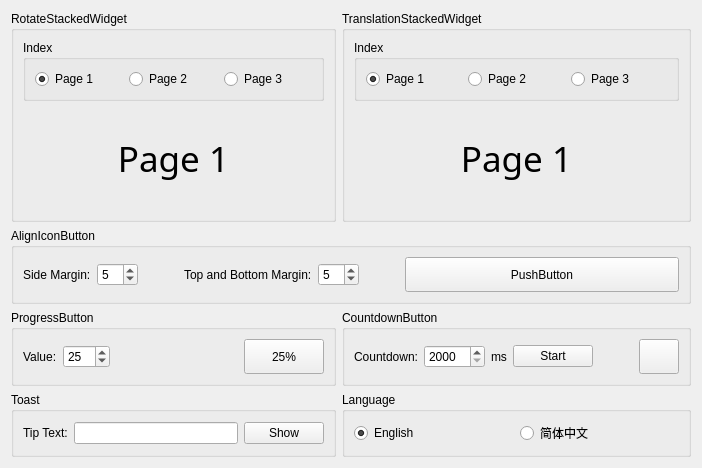
Old version of the form CustomWidgetDemos/src/mainwidget.ui in the repository ho-229/QtDemos.
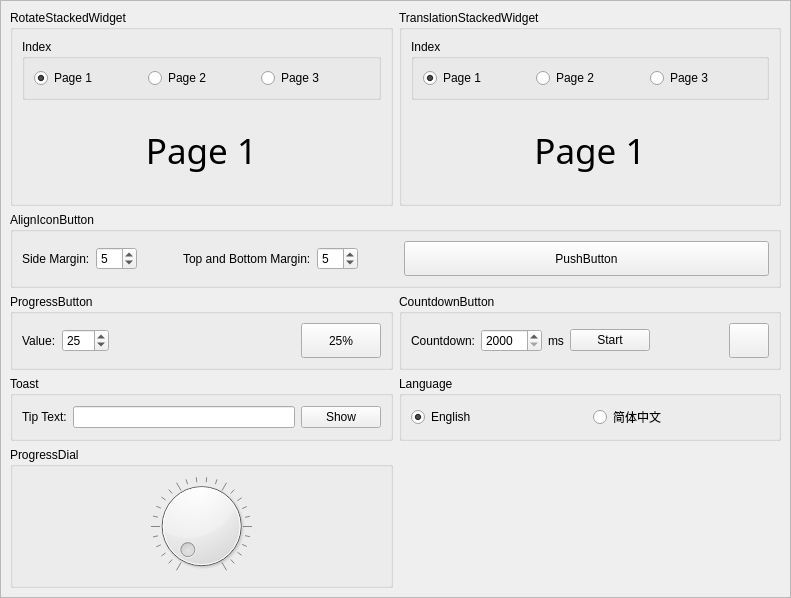
New version of the form. Custom widgets are drawn as their Qt base class.

Diff of the .ui file:
```diff
--- a/CustomWidgetDemos/src/mainwidget.ui
+++ b/CustomWidgetDemos/src/mainwidget.ui
@@ -6,14 +6,156 @@
    <rect>
     <x>0</x>
     <y>0</y>
-    <width>702</width>
-    <height>468</height>
+    <width>791</width>
+    <height>598</height>
    </rect>
   </property>
   <property name="windowTitle">
    <string>Qt Custom Widgets</string>
   </property>
-  <layout class="QGridLayout" name="gridLayout" rowstretch="1,0,0,0" columnstretch="0,0">
+  <layout class="QHBoxLayout" name="horizontalLayout_14">
+   <property name="spacing">
+    <number>0</number>
+   </property>
+   <property name="leftMargin">
+    <number>0</number>
+   </property>
+   <property name="topMargin">
+    <number>0</number>
+   </property>
+   <property name="rightMargin">
+    <number>0</number>
+   </property>
+   <property name="bottomMargin">
+    <number>0</number>
+   </property>
+   <item>
+    <widget class="QScrollArea" name="scrollArea">
+     <property name="minimumSize">
+      <size>
+       <width>35</width>
+       <height>106</height>
+      </size>
+     </property>
+     <property name="widgetResizable">
+      <bool>true</bool>
+     </property>
+     <widget class="QWidget" name="scrollAreaWidgetContents">
+      <property name="geometry">
+       <rect>
+        <x>0</x>
+        <y>0</y>
+        <width>789</width>
+        <height>596</height>
+       </rect>
+      </property>
+      <layout class="QGridLayout" name="gridLayout_2">
+       <item row="0" column="1">
+        <widget class="QGroupBox" name="groupBox_3">
+         <property name="title">
+          <string>TranslationStackedWidget</string>
+         </property>
+         <layout class="QVBoxLayout" name="verticalLayout_2">
+          <item>
+           <widget class="QGroupBox" name="groupBox_4">
+            <property name="title">
+             <string>Index</string>
+            </property>
+            <layout class="QHBoxLayout" name="horizontalLayout_6">
+             <item>
+              <widget class="QRadioButton" name="translation_0">
+               <property name="text">
+                <string>Page 1</string>
+               </property>
+               <property name="checked">
+                <bool>true</bool>
+               </property>
+              </widget>
+             </item>
+             <item>
+              <widget class="QRadioButton" name="translation_1">
+               <property name="text">
+                <string>Page 2</string>
+               </property>
+              </widget>
+             </item>
+             <item>
+              <widget class="QRadioButton" name="translation_3">
+               <property name="text">
+                <string>Page 3</string>
+               </property>
+              </widget>
+             </item>
+            </layout>
+           </widget>
+          </item>
+          <item>
+           <widget class="TranslationStackedWidget" name="translationStackedWidget">
+            <widget class="QWidget" name="Tpage">
+             <layout class="QHBoxLayout" name="horizontalLayout_7">
+              <item>
+               <widget class="QLabel" name="label_5">
+                <property name="font">
+                 <font>
+                  <family>微软雅黑</family>
+                  <pointsize>26</pointsize>
+                 </font>
+                </property>
+                <property name="text">
+                 <string>Page 1</string>
+                </property>
+                <property name="alignment">
+                 <set>Qt::AlignCenter</set>
+                </property>
+               </widget>
+              </item>
+             </layout>
+            </widget>
+            <widget class="QWidget" name="Tpage_2">
+             <layout class="QHBoxLayout" name="horizontalLayout_8">
+              <item>
+               <widget class="QLabel" name="label_6">
+                <property name="font">
+                 <font>
+                  <family>微软雅黑</family>
+                  <pointsize>26</pointsize>
+                 </font>
+                </property>
+                <property name="text">
+                 <string>Page 2</string>
+                </property>
+                <property name="alignment">
+                 <set>Qt::AlignCenter</set>
+                </property>
+               </widget>
+              </item>
+             </layout>
+            </widget>
+            <widget class="QWidget" name="Tpage_3">
+             <layout class="QHBoxLayout" name="horizontalLayout_9">
+              <item>
+               <widget class="QLabel" name="label_7">
+                <property name="font">
+                 <font>
+                  <family>微软雅黑</family>
+                  <pointsize>26</pointsize>
+                 </font>
+                </property>
+                <property name="text">
+                 <string>Page 3</string>
+                </property>
+                <property name="alignment">
+                 <set>Qt::AlignCenter</set>
+                </property>
+               </widget>
+              </item>
+             </layout>
+            </widget>
+           </widget>
+          </item>
+         </layout>
+        </widget>
+       </item>
    <item row="0" column="0">
     <widget class="QGroupBox" name="groupBox_2">
      <property name="title">
@@ -123,159 +265,53 @@
      </layout>
     </widget>
    </item>
-   <item row="3" column="1">
-    <widget class="QGroupBox" name="groupBox_5">
+       <item row="2" column="0">
+        <widget class="QGroupBox" name="groupBox_7">
      <property name="title">
-      <string>Language</string>
-     </property>
-     <layout class="QHBoxLayout" name="horizontalLayout_10">
+          <string>ProgressButton</string>
+         </property>
+         <layout class="QHBoxLayout" name="horizontalLayout_12">
       <item>
-       <widget class="QRadioButton" name="EnBtn">
+           <widget class="QLabel" name="label_10">
         <property name="text">
-         <string>English</string>
-        </property>
-        <property name="checked">
-         <bool>true</bool>
-        </property>
+             <string>Value:</string>
+            </property>
        </widget>
       </item>
       <item>
-       <widget class="QRadioButton" name="CnBtn">
-        <property name="text">
-         <string>简体中文</string>
-        </property>
-       </widget>
-      </item>
-     </layout>
-    </widget>
-   </item>
-   <item row="3" column="0">
-    <widget class="QGroupBox" name="toastBox">
-     <property name="title">
-      <string>Toast</string>
-     </property>
-     <layout class="QHBoxLayout" name="horizontalLayout">
-      <item>
-       <widget class="QLabel" name="label">
-        <property name="text">
-         <string>Tip Text:</string>
-        </property>
+           <widget class="QSpinBox" name="valueSpinBox">
+            <property name="maximum">
+             <number>100</number>
+            </property>
+            <property name="value">
+             <number>25</number>
+            </property>
        </widget>
       </item>
       <item>
-       <widget class="QLineEdit" name="toastEdit"/>
-      </item>
-      <item>
-       <widget class="QPushButton" name="toastBtn">
-        <property name="text">
-         <string>Show</string>
-        </property>
-       </widget>
-      </item>
-     </layout>
-    </widget>
-   </item>
-   <item row="0" column="1">
-    <widget class="QGroupBox" name="groupBox_3">
-     <property name="title">
-      <string>TranslationStackedWidget</string>
-     </property>
-     <layout class="QVBoxLayout" name="verticalLayout_2">
-      <item>
-       <widget class="QGroupBox" name="groupBox_4">
-        <property name="title">
-         <string>Index</string>
-        </property>
-        <layout class="QHBoxLayout" name="horizontalLayout_6">
-         <item>
-          <widget class="QRadioButton" name="translation_0">
-           <property name="text">
-            <string>Page 1</string>
-           </property>
-           <property name="checked">
-            <bool>true</bool>
-           </property>
-          </widget>
+           <spacer name="horizontalSpacer_3">
+            <property name="orientation">
+             <enum>Qt::Horizontal</enum>
+            </property>
+            <property name="sizeHint" stdset="0">
+             <size>
+              <width>40</width>
+              <height>20</height>
+             </size>
+            </property>
+           </spacer>
          </item>
          <item>
-          <widget class="QRadioButton" name="translation_1">
-           <property name="text">
-            <string>Page 2</string>
-           </property>
-          </widget>
-         </item>
-         <item>
-          <widget class="QRadioButton" name="translation_3">
+           <widget class="ProgressButton" name="progressButton">
+            <property name="minimumSize">
+             <size>
+              <width>35</width>
+              <height>35</height>
+             </size>
+            </property>
            <property name="text">
-            <string>Page 3</string>
-           </property>
-          </widget>
-         </item>
-        </layout>
-       </widget>
-      </item>
-      <item>
-       <widget class="TranslationStackedWidget" name="translationStackedWidget">
-        <widget class="QWidget" name="Tpage">
-         <layout class="QHBoxLayout" name="horizontalLayout_7">
-          <item>
-           <widget class="QLabel" name="label_5">
-            <property name="font">
-             <font>
-              <family>微软雅黑</family>
-              <pointsize>26</pointsize>
-             </font>
-            </property>
-            <property name="text">
-             <string>Page 1</string>
-            </property>
-            <property name="alignment">
-             <set>Qt::AlignCenter</set>
-            </property>
-           </widget>
-          </item>
-         </layout>
-        </widget>
-        <widget class="QWidget" name="Tpage_2">
-         <layout class="QHBoxLayout" name="horizontalLayout_8">
-          <item>
-           <widget class="QLabel" name="label_6">
-            <property name="font">
-             <font>
-              <family>微软雅黑</family>
-              <pointsize>26</pointsize>
-             </font>
-            </property>
-            <property name="text">
-             <string>Page 2</string>
-            </property>
-            <property name="alignment">
-             <set>Qt::AlignCenter</set>
-            </property>
-           </widget>
-          </item>
-         </layout>
-        </widget>
-        <widget class="QWidget" name="Tpage_3">
-         <layout class="QHBoxLayout" name="horizontalLayout_9">
-          <item>
-           <widget class="QLabel" name="label_7">
-            <property name="font">
-             <font>
-              <family>微软雅黑</family>
-              <pointsize>26</pointsize>
-             </font>
-            </property>
-            <property name="text">
-             <string>Page 3</string>
-            </property>
-            <property name="alignment">
-             <set>Qt::AlignCenter</set>
-            </property>
-           </widget>
-          </item>
-         </layout>
-        </widget>
+             <string>25%</string>
+            </property>
        </widget>
       </item>
      </layout>
@@ -363,52 +399,74 @@
      </layout>
     </widget>
    </item>
-   <item row="2" column="0">
-    <widget class="QGroupBox" name="groupBox_7">
+       <item row="3" column="0">
+        <widget class="QGroupBox" name="toastBox">
      <property name="title">
-      <string>ProgressButton</string>
-     </property>
-     <layout class="QHBoxLayout" name="horizontalLayout_12">
+          <string>Toast</string>
+         </property>
+         <layout class="QHBoxLayout" name="horizontalLayout">
       <item>
-       <widget class="QLabel" name="label_10">
+           <widget class="QLabel" name="label">
         <property name="text">
-         <string>Value:</string>
+             <string>Tip Text:</string>
         </property>
        </widget>
       </item>
       <item>
-       <widget class="QSpinBox" name="valueSpinBox">
-        <property name="maximum">
-         <number>100</number>
-        </property>
-        <property name="value">
-         <number>25</number>
-        </property>
-       </widget>
-      </item>
+           <widget class="QLineEdit" name="toastEdit"/>
+          </item>
+          <item>
+           <widget class="QPushButton" name="toastBtn">
+            <property name="text">
+             <string>Show</string>
+            </property>
+           </widget>
+          </item>
+         </layout>
+        </widget>
+       </item>
+       <item row="3" column="1">
+        <widget class="QGroupBox" name="groupBox_5">
+         <property name="title">
+          <string>Language</string>
+         </property>
+         <layout class="QHBoxLayout" name="horizontalLayout_10">
       <item>
-       <spacer name="horizontalSpacer_3">
-        <property name="orientation">
-         <enum>Qt::Horizontal</enum>
-        </property>
-        <property name="sizeHint" stdset="0">
-         <size>
-          <width>40</width>
-          <height>20</height>
-         </size>
-        </property>
-       </spacer>
+           <widget class="QRadioButton" name="EnBtn">
+            <property name="text">
+             <string>English</string>
+            </property>
+            <property name="checked">
+             <bool>true</bool>
+            </property>
+           </widget>
       </item>
       <item>
-       <widget class="ProgressButton" name="progressButton">
+           <widget class="QRadioButton" name="CnBtn">
+            <property name="text">
+             <string>简体中文</string>
+            </property>
+           </widget>
+          </item>
+         </layout>
+        </widget>
+       </item>
+       <item row="4" column="0">
+        <widget class="QGroupBox" name="groupBox_9">
+         <property name="title">
+          <string>ProgressDial</string>
+         </property>
+         <layout class="QHBoxLayout" name="horizontalLayout_15">
+          <item>
+           <widget class="ProgressDial" name="dial">
         <property name="minimumSize">
          <size>
-          <width>35</width>
-          <height>35</height>
-         </size>
-        </property>
-        <property name="text">
-         <string>25%</string>
+              <width>0</width>
+              <height>0</height>
+             </size>
+            </property>
+            <property name="notchesVisible">
+             <bool>true</bool>
         </property>
        </widget>
       </item>
@@ -483,6 +541,10 @@
    </item>
   </layout>
  </widget>
+    </widget>
+   </item>
+  </layout>
+ </widget>
  <customwidgets>
   <customwidget>
    <class>RotateStackedWidget</class>
@@ -511,6 +573,11 @@
    <extends>QPushButton</extends>
    <header location="global">countdownbutton.h</header>
   </customwidget>
+  <customwidget>
+   <class>ProgressDial</class>
+   <extends>QDial</extends>
+   <header location="global">progressdial.h</header>
+  </customwidget>
  </customwidgets>
  <resources/>
  <connections/>
```
Lines whose indentation alone changed are shown as unchanged.
